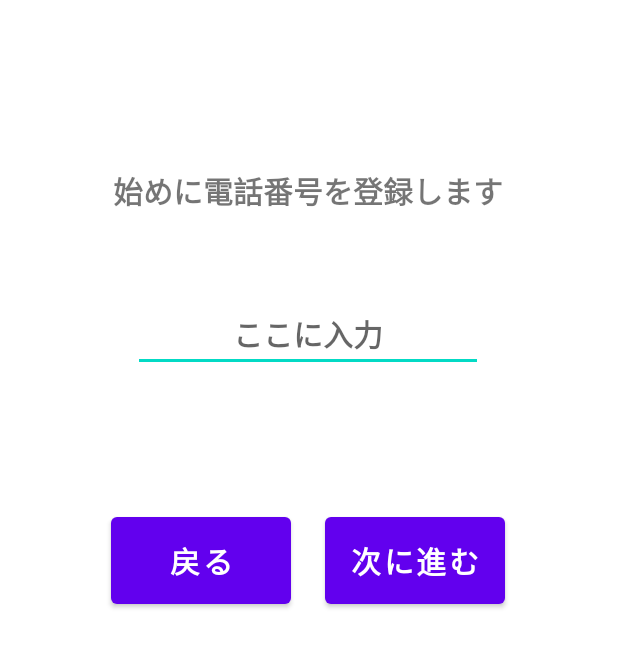
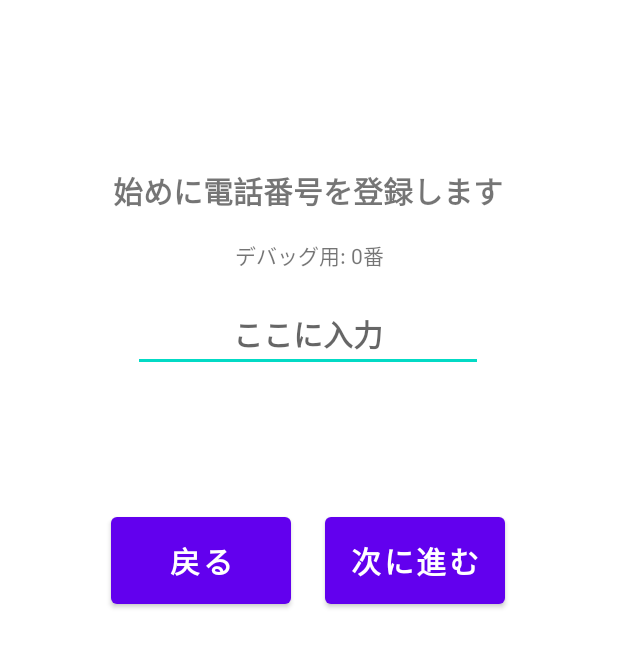
Before and after one commit to KeitoFurusawa/Oldiary, an Android app: the CreateActivity screen opened directly, with no data from a screen before it, on a phone screen of 412 x 824 dp, the part 336-1004 px from its top. Run offline under Robolectric (Android 15) with nearby library versions, the phone set to English and light mode, and no system bars.

Commit message:
fixed few things

```diff
--- a/app/src/main/java/com/example/oldiary/Create2Activity.java
+++ b/app/src/main/java/com/example/oldiary/Create2Activity.java
@@ -5,6 +5,7 @@ import android.os.Bundle;
 import android.util.Log;
 import android.widget.Button;
 import android.widget.TextView;
+import android.widget.Toast;
 
 import androidx.annotation.RequiresPermission;
 import androidx.appcompat.app.AppCompatActivity;
@@ -40,6 +41,8 @@ public class Create2Activity extends AppCompatActivity {
         buttonGo.setOnClickListener(v -> {
             if (password.length() < 4) {
                 Log.e(TAG, "ERROR: the length of password is not enough.");
+                Toast.makeText(
+                        Create2Activity.this, "パスワードは4桁入力してください", Toast.LENGTH_SHORT).show();
             } else {
                 ReadAndWrite readAndWrite = new ReadAndWrite();
                 readAndWrite.addNewUser(phoneNumber, password);
--- a/app/src/main/res/layout/activity_create.xml
+++ b/app/src/main/res/layout/activity_create.xml
@@ -79,4 +79,14 @@
         app:layout_constraintTop_toBottomOf="@+id/editTextPhoneNumber"
         app:layout_constraintVertical_bias="0.321" />
 
+    <TextView
+        android:id="@+id/textView"
+        android:layout_width="wrap_content"
+        android:layout_height="wrap_content"
+        android:text="デバッグ用: 0番"
+        app:layout_constraintBottom_toTopOf="@+id/editTextPhoneNumber"
+        app:layout_constraintEnd_toEndOf="parent"
+        app:layout_constraintStart_toStartOf="parent"
+        app:layout_constraintTop_toBottomOf="@+id/textView4" />
+
 </androidx.constraintlayout.widget.ConstraintLayout>
--- a/app/src/main/res/layout/activity_create2.xml
+++ b/app/src/main/res/layout/activity_create2.xml
@@ -277,7 +277,7 @@
         app:rippleColor="@color/white"
         app:strokeColor="@color/white" />
 
-    <EditText
+    <TextView
         android:id="@+id/password"
         android:layout_width="wrap_content"
         android:layout_height="wrap_content"
```
Also changed, not shown: app/src/main/java/com/example/oldiary/CreateActivity.java (+5 -5 lines).
